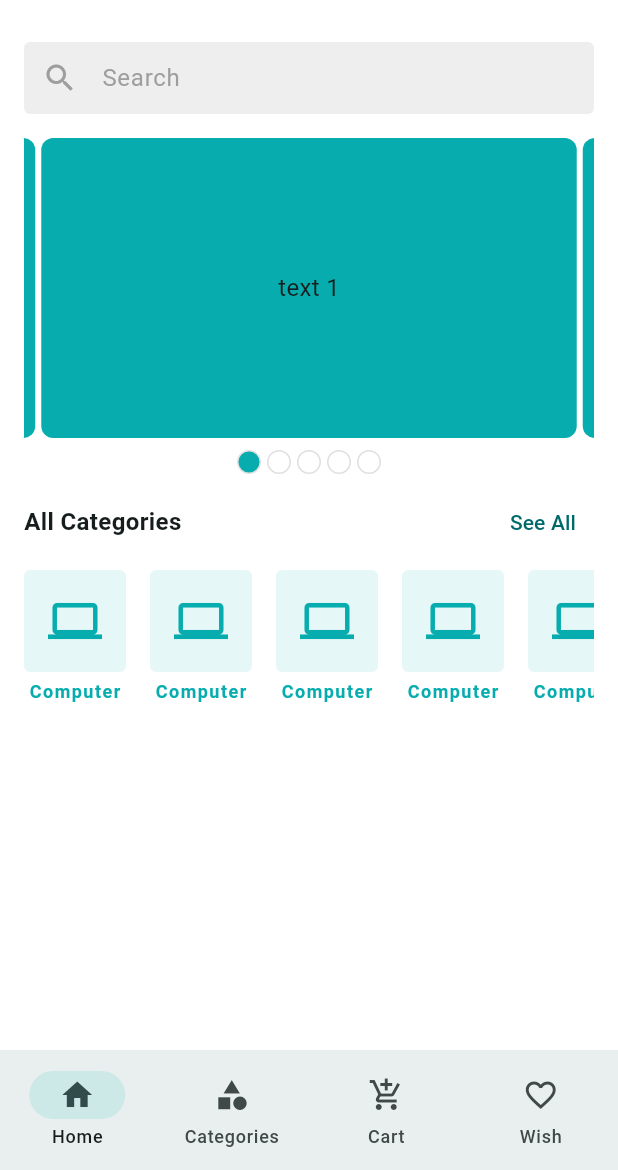
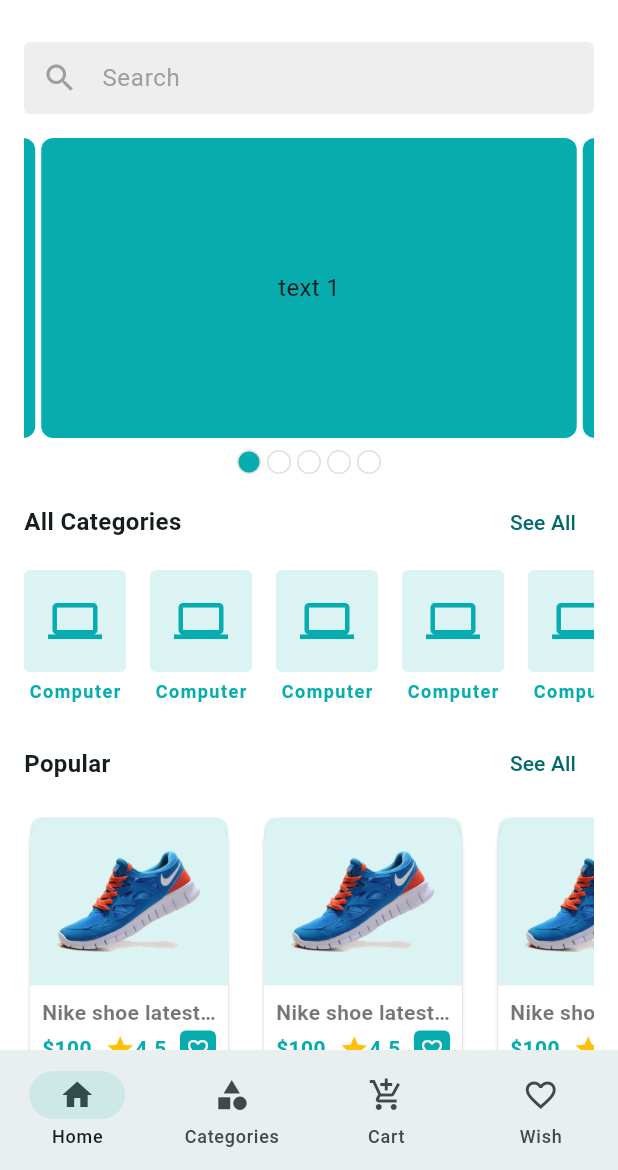
Before and after one commit to Kamrul-Hasan-2/Ecommerce_App, a Flutter app: the screen it shows after launch, on a phone screen of 412 x 824 dp, the part 66-1236 px from its top. Run offline on Flutter 3.47's test engine with Material 3 defaults, Android fonts, the phone set to English and light mode, and no system bars; drawn by our look-alikes of carousel_slider; our stand-ins replace email_validator, flutter_svg, get, pin_code_fields.

Commit message:
Add home screen full design

```diff
--- a/lib/features/home/ui/screens/home_screen.dart
+++ b/lib/features/home/ui/screens/home_screen.dart
@@ -3,6 +3,7 @@ import 'package:ecomerce/features/home/ui/widget/app_bar_icon_button.dart';
 import 'package:ecomerce/features/home/ui/widget/category_item_widget.dart';
 import 'package:ecomerce/features/home/ui/widget/home_carousel_slider.dart';
 import 'package:ecomerce/features/home/ui/widget/home_section_header.dart';
+import 'package:ecomerce/features/home/ui/widget/product_list_widget.dart';
 import 'package:flutter/material.dart';
 import 'package:flutter_svg/flutter_svg.dart';
 import '../widget/product_search_bar.dart';
@@ -39,21 +40,55 @@ class _HomeScreenState extends State<HomeScreen> {
                   title: 'All Categories',
                   onTap: () {},
                 ),
-                const SizedBox(
-                  height: 8,
-                ),
+                const SizedBox(height: 8),
                 SingleChildScrollView(
                   scrollDirection: Axis.horizontal,
                   child: Row(
                     children: _getCategoriesList(),
                   ),
                 ),
-
-                //TODO : 23 min
+                const SizedBox(height: 16),
+                HomeSectionHeader(title: 'Popular', onTap: () {}),
+                const SizedBox(height: 8),
+                SingleChildScrollView(
+                  scrollDirection: Axis.horizontal,
+                  child: Row(
+                    children: _getProductList(),
+                  ),
+                ),
+                const SizedBox(height: 16),
+                HomeSectionHeader(title: 'Special', onTap: () {}),
+                const SizedBox(height: 8),
+                SingleChildScrollView(
+                  scrollDirection: Axis.horizontal,
+                  child: Row(
+                    children: _getProductList(),
+                  ),
+                ),
+                const SizedBox(height: 16),
+                HomeSectionHeader(title: 'New', onTap: () {}),
+                const SizedBox(height: 8),
+                SingleChildScrollView(
+                  scrollDirection: Axis.horizontal,
+                  child: Row(
+                    children: _getProductList(),
+                  ),
+                ),
               ],
             ),
           ),
         ));
+  }
+
+  List<Widget> _getProductList() {
+    List<Widget> productList = [];
+    for (int i = 0; i < 10; i++) {
+      productList.add(const Padding(
+        padding: EdgeInsets.only(right: 16),
+        child: ProductItemWidget(),
+      ));
+    }
+    return productList;
   }
 
   List<Widget> _getCategoriesList() {
--- a/lib/features/home/ui/widget/category_item_widget.dart
+++ b/lib/features/home/ui/widget/category_item_widget.dart
@@ -13,7 +13,7 @@ class CategoryItemWidget extends StatelessWidget {
         Container(
           padding: const EdgeInsets.all(16),
           decoration: BoxDecoration(
-              color: AppColors.themeColor.withOpacity(0.1),
+              color: AppColors.themeColor.withOpacity(0.14),
               borderRadius: BorderRadius.circular(4)),
           child: const Icon(
             Icons.computer,
--- /dev/null
+++ b/lib/features/home/ui/widget/product_list_widget.dart
@@ -0,0 +1,81 @@
+import 'package:ecomerce/app/app_colors.dart';
+import 'package:flutter/material.dart';
+
+class ProductItemWidget extends StatelessWidget {
+  const ProductItemWidget({
+    super.key,
+  });
+
+  @override
+  Widget build(BuildContext context) {
+    return SizedBox(
+      width: 140,
+      child: Card(
+        shape: RoundedRectangleBorder(
+            borderRadius: BorderRadius.circular(16)
+        ),
+        color: Colors.white,
+        child: Column(
+          children: [
+            Container(
+              decoration: BoxDecoration(
+                  color: AppColors.themeColor.withOpacity(0.14),
+                  borderRadius: const BorderRadius.only(
+                      topLeft: Radius.circular(8),
+                      topRight: Radius.circular(8))),
+              padding: const EdgeInsets.all(16),
+              child: Image.asset(
+                'assets/images/shoe.png',
+                width: 140,
+                height: 80,
+              ),
+            ),
+            Padding(
+              padding: const EdgeInsets.all(8.0),
+              child: Column(
+                children: [
+                  const Text(
+                    'Nike shoe latest model - NK45l',
+                    maxLines: 1,
+                    style: TextStyle(
+                        color: Colors.black54,
+                        overflow: TextOverflow.ellipsis,
+                        fontWeight: FontWeight.w600),
+                  ),
+                  const SizedBox(height: 2),
+                  Row(
+                    mainAxisAlignment: MainAxisAlignment.spaceBetween,
+                    children: [
+                      const Text('\$100', style: TextStyle(
+                          fontWeight: FontWeight.w600,
+                          color: AppColors.themeColor
+                      ),),
+                      const Wrap(
+                        children: [
+                          Icon(Icons.star,color: Colors.amber,size: 20,),
+                          Text('4.5', style: TextStyle(
+                              fontWeight: FontWeight.w600,
+                              color: AppColors.themeColor
+                          ),),
+                        ],
+                      ),
+                      Container(
+                        padding: const EdgeInsets.all(4),
+                        decoration:  BoxDecoration(
+                          color: AppColors.themeColor,
+                          borderRadius: BorderRadius.circular(4),
+                        ),
+                        child: const Icon(Icons.favorite_border, size: 16,color: Colors.white,),
+                      )
+                    ],
+                  ),
+                  const SizedBox(height: 4),
+                ],
+              ),
+            ),
+          ],
+        ),
+      ),
+    );
+  }
+}
```
Also changed, not shown: assets/images/shoe.png (added).
